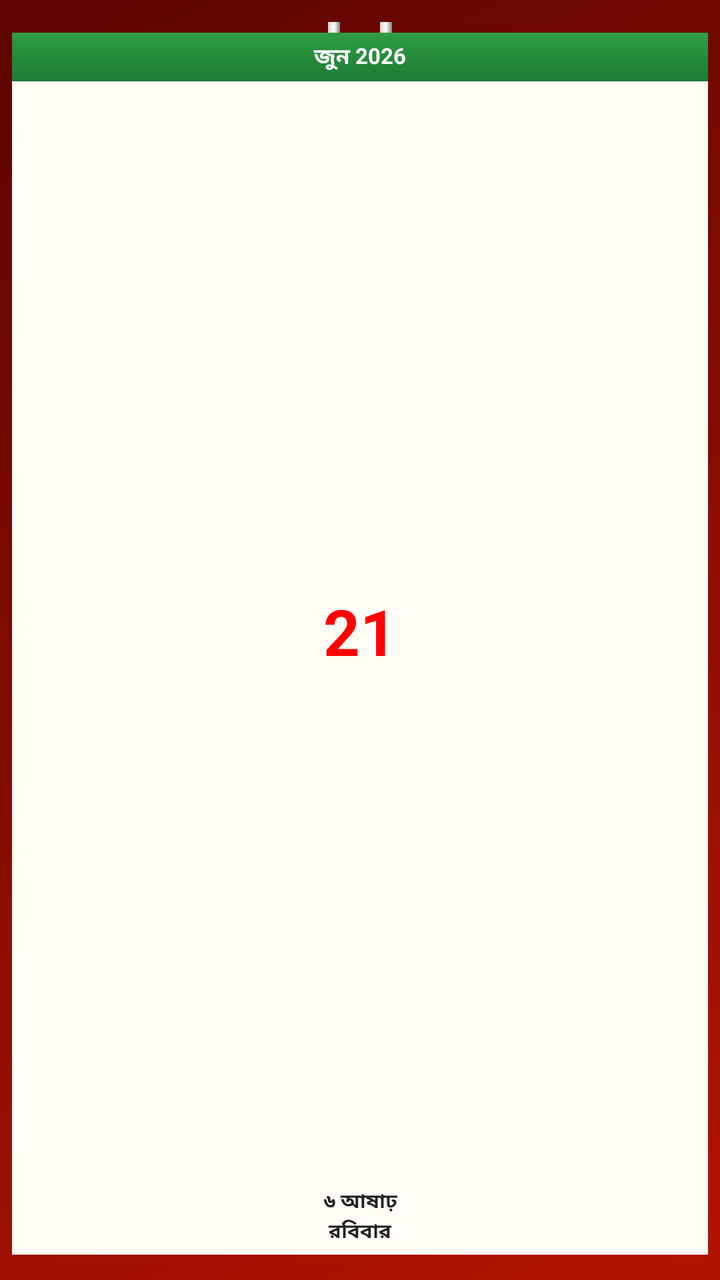
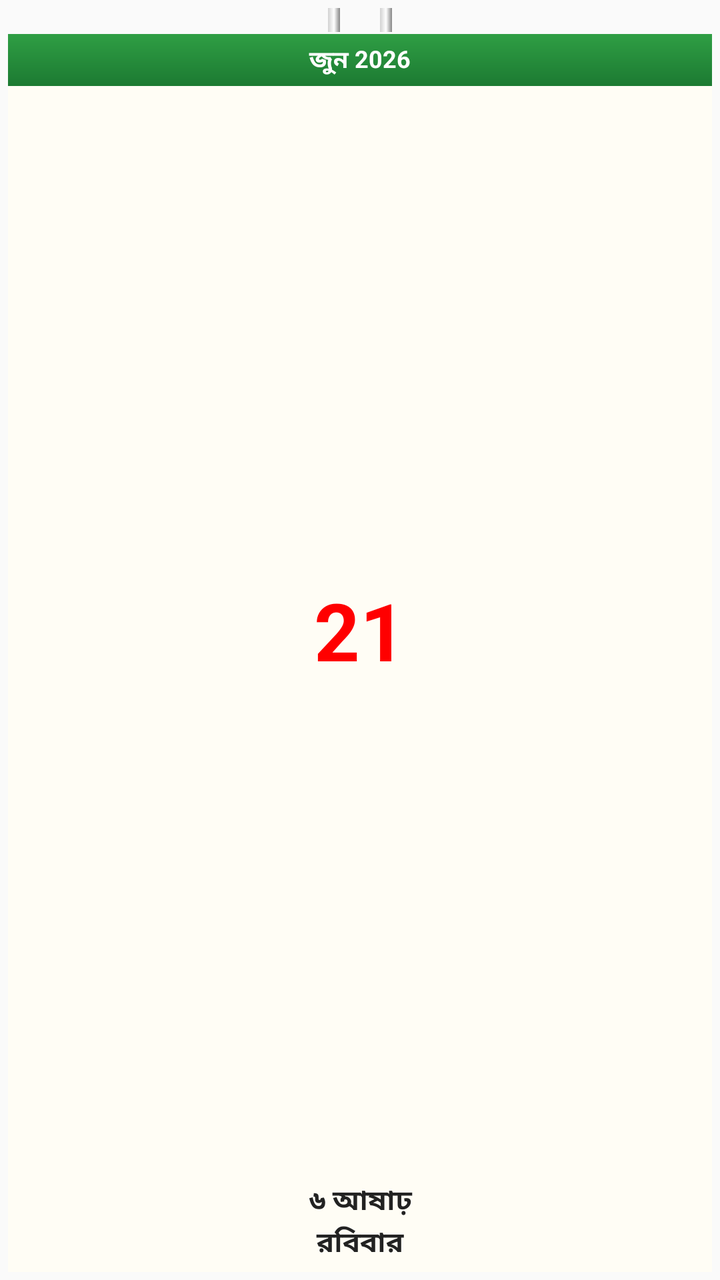

Compare the two renders of this Android layout. The source of the first and the diff that turns it into the second are given below.
<!-- AndroidManifest.xml: application theme Theme.AppCompat.Light.NoActionBar -->
<!-- res/layout/widget_daily.xml -->
<?xml version="1.0" encoding="utf-8"?>
<LinearLayout xmlns:android="http://schemas.android.com/apk/res/android"
    android:layout_width="match_parent"
    android:layout_height="match_parent"
    android:orientation="vertical"
    android:background="@drawable/bg_daily_maroon"
    android:paddingTop="11dp"
    android:paddingStart="6dp"
    android:paddingEnd="6dp"
    android:paddingBottom="6dp">

    <LinearLayout
        android:layout_width="match_parent"
        android:layout_height="wrap_content"
        android:gravity="center"
        android:orientation="horizontal">

        <ImageView
            android:layout_width="6dp"
            android:layout_height="12dp"
            android:layout_marginEnd="20dp"
            android:src="@drawable/ring_pill" />

        <ImageView
            android:layout_width="6dp"
            android:layout_height="12dp"
            android:src="@drawable/ring_pill" />

    </LinearLayout>

    <LinearLayout
        android:layout_width="match_parent"
        android:layout_height="0dp"
        android:layout_weight="1"
        android:layout_marginTop="-7dp"
        android:orientation="vertical"
        android:background="@drawable/bg_daily_cream">

        <TextView
            android:id="@+id/tv_greg_month_year"
            android:layout_width="match_parent"
            android:layout_height="wrap_content"
            android:background="@drawable/bg_daily_header_gradient"
            android:gravity="center"
            android:paddingTop="4dp"
            android:paddingBottom="4dp"
            android:text="জুন 2026"
            android:textColor="#FFFFFF"
            android:textSize="11sp"
            android:textStyle="bold" />

        <TextView
            android:id="@+id/tv_day_number"
            android:layout_width="match_parent"
            android:layout_height="0dp"
            android:layout_weight="1"
            android:gravity="center"
            android:includeFontPadding="false"
            android:text="21"
            android:textColor="#FF0000"
            android:textSize="32sp"
            android:textStyle="bold" />

        <TextView
            android:id="@+id/tv_bn_date"
            android:layout_width="match_parent"
            android:layout_height="wrap_content"
            android:gravity="center"
            android:text="৬ আষাঢ়"
            android:textColor="#222222"
            android:textSize="10sp"
            android:textStyle="bold" />

        <TextView
            android:id="@+id/tv_weekday"
            android:layout_width="match_parent"
            android:layout_height="wrap_content"
            android:gravity="center"
            android:paddingBottom="4dp"
            android:text="রবিবার"
            android:textColor="#222222"
            android:textSize="10sp"
            android:textStyle="bold" />

    </LinearLayout>

</LinearLayout>
<!-- resources referenced by this layout -->
<resources>
  <!-- drawable bg_daily_cream (drawable) -->
  <?xml version="1.0" encoding="utf-8"?>
  <shape xmlns:android="http://schemas.android.com/apk/res/android" android:shape="rectangle">
      <solid android:color="#FFFDF5" />
      <corner android:radius="12dp" />
  </shape>
  <!-- drawable bg_daily_header_gradient (drawable) -->
  <?xml version="1.0" encoding="utf-8"?>
  <shape xmlns:android="http://schemas.android.com/apk/res/android" android:shape="rectangle">
      <gradient
          android:angle="270"
          android:startColor="#2F9E44"
          android:endColor="#1C7A32"
          android:type="linear" />
      <corner
          android:topLeftRadius="10dp"
          android:topRightRadius="10dp"
          android:bottomLeftRadius="0dp"
          android:bottomRightRadius="0dp" />
  </shape>
  <!-- drawable bg_daily_maroon (drawable) -->
  <?xml version="1.0" encoding="utf-8"?>
  <shape xmlns:android="http://schemas.android.com/apk/res/android" android:shape="rectangle">
      <gradient
          android:angle="135"
          android:startColor="#B31400"
          android:endColor="#5C0500"
          android:type="linear" />
      <corner android:radius="12dp" />
  </shape>
  <!-- drawable ring_pill (drawable) -->
  <?xml version="1.0" encoding="utf-8"?>
  <shape xmlns:android="http://schemas.android.com/apk/res/android" android:shape="rectangle">
      <gradient
          android:angle="0"
          android:startColor="#D1D1D1"
          android:centerColor="#FFFFFF"
          android:endColor="#858585"
          android:type="linear" />
      <corner android:radius="5dp" />
  </shape>
</resources>

<!-- the commit's change to res/layout/widget_daily.xml (unified diff, before → after) -->
@@ -3,17 +3,14 @@
     android:layout_width="match_parent"
     android:layout_height="match_parent"
     android:orientation="vertical"
-    android:background="@drawable/bg_daily_maroon"
-    android:paddingTop="11dp"
-    android:paddingStart="6dp"
-    android:paddingEnd="6dp"
-    android:paddingBottom="6dp">
+    android:padding="4dp">
 
     <LinearLayout
         android:layout_width="match_parent"
         android:layout_height="wrap_content"
         android:gravity="center"
-        android:orientation="horizontal">
+        android:orientation="horizontal"
+        android:paddingBottom="1dp">
 
         <ImageView
             android:layout_width="6dp"
@@ -32,7 +29,6 @@
         android:layout_width="match_parent"
         android:layout_height="0dp"
         android:layout_weight="1"
-        android:layout_marginTop="-7dp"
         android:orientation="vertical"
         android:background="@drawable/bg_daily_cream">
 
@@ -46,7 +42,7 @@
             android:paddingBottom="4dp"
             android:text="জুন 2026"
             android:textColor="#FFFFFF"
-            android:textSize="11sp"
+            android:textSize="12sp"
             android:textStyle="bold" />
 
         <TextView
@@ -56,9 +52,10 @@
             android:layout_weight="1"
             android:gravity="center"
             android:includeFontPadding="false"
+            android:paddingTop="6dp"
             android:text="21"
             android:textColor="#FF0000"
-            android:textSize="32sp"
+            android:textSize="40sp"
             android:textStyle="bold" />
 
         <TextView
@@ -66,9 +63,10 @@
             android:layout_width="match_parent"
             android:layout_height="wrap_content"
             android:gravity="center"
+            android:paddingTop="5dp"
             android:text="৬ আষাঢ়"
             android:textColor="#222222"
-            android:textSize="10sp"
+            android:textSize="14sp"
             android:textStyle="bold" />
 
         <TextView
@@ -79,7 +77,7 @@
             android:paddingBottom="4dp"
             android:text="রবিবার"
             android:textColor="#222222"
-            android:textSize="10sp"
+            android:textSize="14sp"
             android:textStyle="bold" />
 
     </LinearLayout>
<!-- resource entries referenced after the edit -->
@@ -20,16 +20,6 @@
           android:bottomLeftRadius="0dp"
           android:bottomRightRadius="0dp" />
   </shape>
-  <!-- drawable bg_daily_maroon (drawable) -->
-  <?xml version="1.0" encoding="utf-8"?>
-  <shape xmlns:android="http://schemas.android.com/apk/res/android" android:shape="rectangle">
-      <gradient
-          android:angle="135"
-          android:startColor="#B31400"
-          android:endColor="#5C0500"
-          android:type="linear" />
-      <corner android:radius="12dp" />
-  </shape>
   <!-- drawable ring_pill (drawable) -->
   <?xml version="1.0" encoding="utf-8"?>
   <shape xmlns:android="http://schemas.android.com/apk/res/android" android:shape="rectangle">
